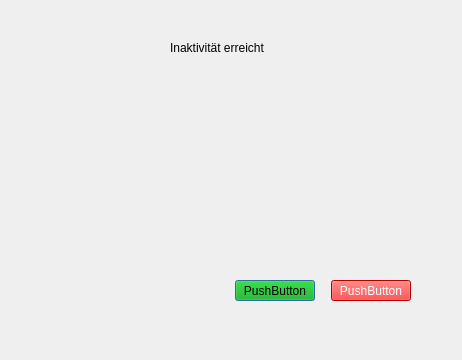
Qt form shutdownwarnung.ui (GrauerStar/AFK-Checker) before a commit.
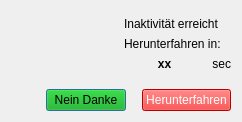
The same form after that commit. Icons and pictures are not drawn.

Commit message: Timer Window prototype

```diff
--- a/shutdownwarnung.ui
+++ b/shutdownwarnung.ui
@@ -6,35 +6,82 @@
    <rect>
     <x>0</x>
     <y>0</y>
-    <width>462</width>
-    <height>360</height>
+    <width>242</width>
+    <height>120</height>
    </rect>
   </property>
   <property name="windowTitle">
    <string>Dialog</string>
   </property>
-  <widget class="QLabel" name="label">
-   <property name="geometry">
-    <rect>
-     <x>170</x>
-     <y>40</y>
-     <width>151</width>
-     <height>16</height>
-    </rect>
-   </property>
+  <layout class="QGridLayout" name="gridLayout">
+   <item row="0" column="0" rowspan="4">
+    <widget class="QLabel" name="label_Bild">
+     <property name="toolTip">
+      <string>&lt;html&gt;&lt;head/&gt;&lt;body&gt;&lt;p&gt;&lt;img src=&quot;:/Ressourcen/bilder/afk_logo-transp64.png&quot;/&gt;&lt;/p&gt;&lt;/body&gt;&lt;/html&gt;</string>
+     </property>
+     <property name="text">
+      <string/>
+     </property>
+     <property name="pixmap">
+      <pixmap resource="Ressourcen.qrc">:/Ressourcen/bilder/afk_logo-transp64.png</pixmap>
+     </property>
+     <property name="scaledContents">
+      <bool>false</bool>
+     </property>
+     <property name="alignment">
+      <set>Qt::AlignmentFlag::AlignCenter</set>
+     </property>
+    </widget>
+   </item>
+   <item row="1" column="1">
+    <layout class="QVBoxLayout" name="verticalLayout">
+     <item>
+      <widget class="QLabel" name="label_InaktivitaetErreicht">
    <property name="text">
     <string>Inaktivität erreicht</string>
    </property>
   </widget>
-  <widget class="QWidget" name="horizontalLayoutWidget">
-   <property name="geometry">
-    <rect>
-     <x>120</x>
-     <y>280</y>
-     <width>291</width>
-     <height>21</height>
-    </rect>
-   </property>
+     </item>
+     <item>
+      <widget class="QLabel" name="label_Herunterfahren">
+       <property name="text">
+        <string>Herunterfahren in:</string>
+       </property>
+      </widget>
+     </item>
+     <item>
+      <layout class="QHBoxLayout" name="horizontalLayout_2">
+       <item>
+        <widget class="QLabel" name="label_Zeit_aendern">
+         <property name="text">
+          <string>&lt;html&gt;&lt;head/&gt;&lt;body&gt;&lt;p&gt;&lt;span style=&quot; font-weight:700;&quot;&gt;xx&lt;/span&gt;&lt;/p&gt;&lt;/body&gt;&lt;/html&gt;</string>
+         </property>
+         <property name="alignment">
+          <set>Qt::AlignmentFlag::AlignCenter</set>
+         </property>
+        </widget>
+       </item>
+       <item>
+        <widget class="QLabel" name="label_sec">
+         <property name="maximumSize">
+          <size>
+           <width>20</width>
+           <height>16777215</height>
+          </size>
+         </property>
+         <property name="text">
+          <string>sec</string>
+         </property>
+         <property name="alignment">
+          <set>Qt::AlignmentFlag::AlignRight|Qt::AlignmentFlag::AlignTrailing|Qt::AlignmentFlag::AlignVCenter</set>
+         </property>
+        </widget>
+       </item>
+      </layout>
+     </item>
+    </layout>
+   </item>
+   <item row="4" column="0" colspan="2">
    <layout class="QHBoxLayout" name="horizontalLayout">
     <item>
      <spacer name="horizontalSpacer">
@@ -56,7 +103,7 @@
 color: black</string>
       </property>
       <property name="text">
-       <string>PushButton</string>
+        <string>Nein Danke</string>
       </property>
      </widget>
     </item>
@@ -83,13 +130,16 @@
 color: white</string>
       </property>
       <property name="text">
-       <string>PushButton</string>
+        <string>Herunterfahren</string>
       </property>
      </widget>
     </item>
    </layout>
-  </widget>
- </widget>
- <resources/>
+   </item>
+  </layout>
+ </widget>
+ <resources>
+  <include location="Ressourcen.qrc"/>
+ </resources>
  <connections/>
 </ui>
```
Lines whose indentation alone changed are shown as unchanged. The commit also changes 1 other file.
